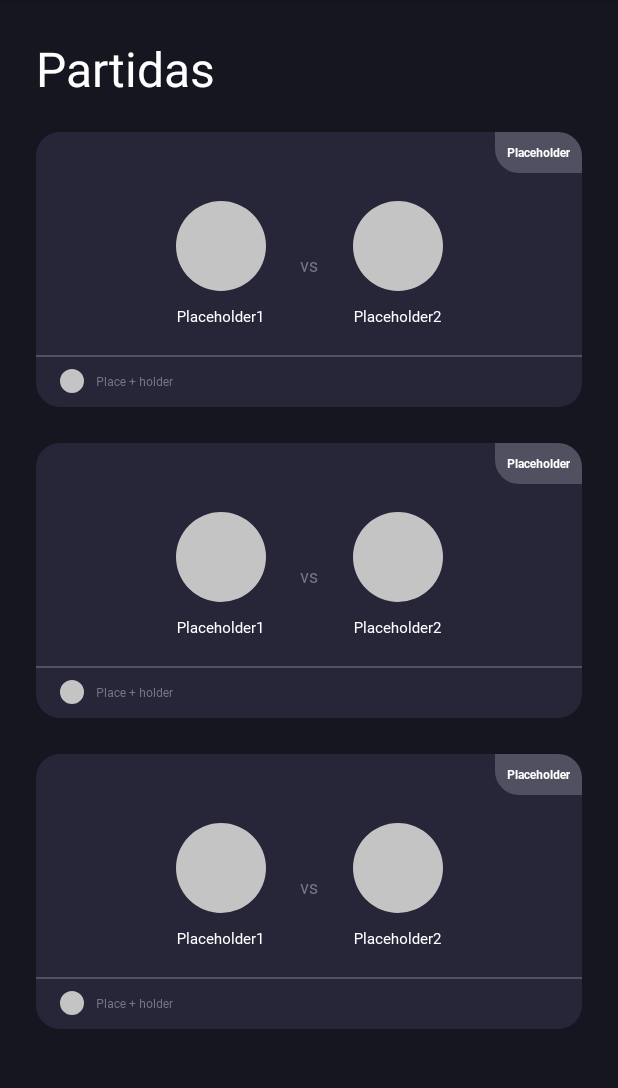
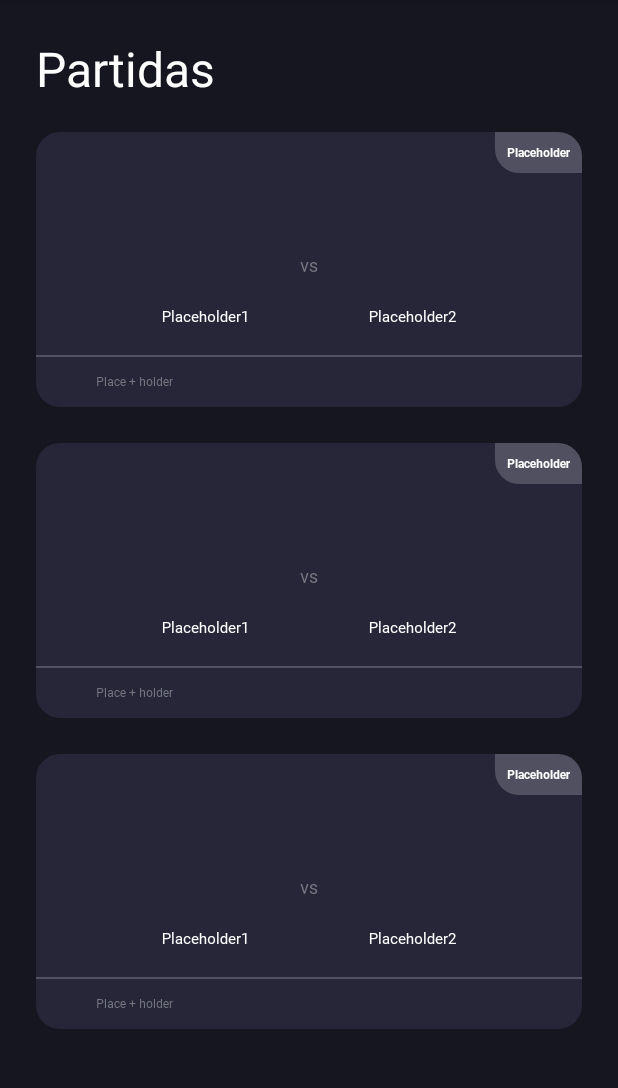
Before and after one commit to georgiapereira/CSTV, an Android app: the layout fragment_home.xml on its own in the app's theme, with its tools: preview values and no code run, on a phone screen of 412 x 824 dp, the part 84-1172 px from its top. Run offline under Robolectric (Android 15) with nearby library versions, the phone set to English and light mode, and no system bars; network calls fail; Roboto replaces fonts that are not available here.

```diff
--- a/app/build.gradle
+++ b/app/build.gradle
@@ -1,6 +1,7 @@
 plugins {
     id 'com.android.application'
     id 'org.jetbrains.kotlin.android'
+    id 'kotlin-kapt'
 }
 
 android {
@@ -56,7 +57,8 @@ dependencies {
     //Splash Screen com retrocompatibilidade
     implementation "androidx.core:core-splashscreen:1.0.0-beta02"
 
-    implementation 'com.github.bumptech.glide:glide:4.7.1'
+    implementation 'com.github.bumptech.glide:glide:4.13.0'
+    kapt 'com.github.bumptech.glide:compiler:4.13.0'
 
     implementation 'com.squareup.retrofit2:retrofit:2.9.0'
     implementation "com.squareup.retrofit2:converter-gson:2.6.2"
--- a/app/src/main/java/com/xuaum/cstv/data/model/response/GetMatchesResponse.kt
+++ b/app/src/main/java/com/xuaum/cstv/data/model/response/GetMatchesResponse.kt
@@ -1,3 +1,3 @@
 package com.xuaum.cstv.data.model.response
 
-class GetMatchesResponse : ArrayList<GetMatchesResponseItem>()
+class GetMatchesResponse : ArrayList<CSMatch>()
--- a/app/src/main/java/com/xuaum/cstv/data/service/RetrofitMatchAPI.kt
+++ b/app/src/main/java/com/xuaum/cstv/data/service/RetrofitMatchAPI.kt
@@ -9,7 +9,7 @@ object RetrofitMatchAPI: MatchAPI {
     private val matchAPI: MatchAPI
         get() = RetrofitAPIBuilder().buildApi(MatchAPI::class.java)
 
-    override suspend fun getMatches(): GetMatchesResponse? = withContext(Dispatchers.IO) {
+    override suspend fun getMatches(sort: String, pageSize: Int, range: String): GetMatchesResponse? = withContext(Dispatchers.IO) {
         val result = matchAPI.getMatches()
         result
     }
--- a/app/src/main/res/layout/fragment_home.xml
+++ b/app/src/main/res/layout/fragment_home.xml
@@ -8,6 +8,20 @@
     android:paddingHorizontal="24dp"
     android:paddingTop="24dp"
     tools:context=".ui.home.HomeFragment">
+
+
+
+    <RelativeLayout
+        android:id="@+id/matches_loading"
+        android:layout_width="match_parent"
+        android:layout_height="match_parent"
+        android:gravity="center">
+
+        <ProgressBar
+            android:layout_width="wrap_content"
+            android:layout_height="wrap_content"
+            android:indeterminate="true" />
+    </RelativeLayout>
 
     <TextView
         android:id="@+id/textView"
@@ -24,9 +38,10 @@
         android:id="@+id/matches_container"
         android:layout_width="0dp"
         android:layout_height="wrap_content"
+        app:layoutManager="androidx.recyclerview.widget.LinearLayoutManager"
         app:layout_constraintEnd_toEndOf="parent"
         app:layout_constraintStart_toStartOf="parent"
-        tools:listitem="@layout/match_card"
-        app:layout_constraintTop_toBottomOf="@+id/textView" />
+        app:layout_constraintTop_toBottomOf="@+id/textView"
+        tools:listitem="@layout/match_card" />
 
 </androidx.constraintlayout.widget.ConstraintLayout>
--- a/app/src/main/res/layout/match_card.xml
+++ b/app/src/main/res/layout/match_card.xml
@@ -34,7 +34,6 @@
             android:id="@+id/team1_logo"
             android:layout_width="60dp"
             android:layout_height="60dp"
-            android:background="@drawable/circle_placeholder"
             app:layout_constraintEnd_toStartOf="@+id/textView2"
             app:layout_constraintHorizontal_bias="0.5"
             app:layout_constraintHorizontal_chainStyle="spread"
@@ -46,7 +45,6 @@
             android:id="@+id/team2_logo"
             android:layout_width="60dp"
             android:layout_height="60dp"
-            android:background="@drawable/circle_placeholder"
             app:layout_constraintEnd_toEndOf="parent"
             app:layout_constraintHorizontal_bias="0.5"
             app:layout_constraintStart_toEndOf="@+id/textView2"
@@ -56,6 +54,7 @@
             android:id="@+id/textView2"
             android:layout_width="wrap_content"
             android:layout_height="wrap_content"
+            android:layout_marginHorizontal="20dp"
             android:fontFamily="@font/roboto"
             android:text="vs"
             android:textSize="12sp"
@@ -72,6 +71,7 @@
             android:layout_marginTop="10dp"
             android:fontFamily="@font/roboto"
             android:text="Placeholder1"
+            android:textAlignment="center"
             android:textColor="@color/white"
             android:textSize="10sp"
             app:layout_constraintEnd_toEndOf="@+id/team1_logo"
@@ -85,6 +85,7 @@
             android:layout_marginTop="10dp"
             android:fontFamily="@font/roboto"
             android:text="Placeholder2"
+            android:textAlignment="center"
             android:textColor="@color/white"
             android:textSize="10sp"
             app:layout_constraintEnd_toEndOf="@+id/team2_logo"
@@ -106,7 +107,6 @@
             android:id="@+id/league_logo"
             android:layout_width="16dp"
             android:layout_height="16dp"
-            android:background="@drawable/circle_placeholder"
             app:layout_constraintBottom_toBottomOf="parent"
             app:layout_constraintStart_toStartOf="parent"
             app:layout_constraintTop_toTopOf="parent" />
```
Also changed, not shown: app/src/main/java/com/xuaum/cstv/data/model/response/CSMatch.kt (renamed from app/src/main/java/com/xuaum/cstv/data/model/response/GetMatchesResponseItem.kt, +1 -12 lines), app/src/main/java/com/xuaum/cstv/data/service/MatchAPI.kt (+6 -1 lines), app/src/main/java/com/xuaum/cstv/ui/home/HomeFragment.kt (+14 -8 lines), app/src/main/java/com/xuaum/cstv/ui/home/MatchesAdapter.kt (added, +61 -0 lines), app/src/main/java/com/xuaum/cstv/util/AppGlideModule.kt (added, +7 -0 lines).
